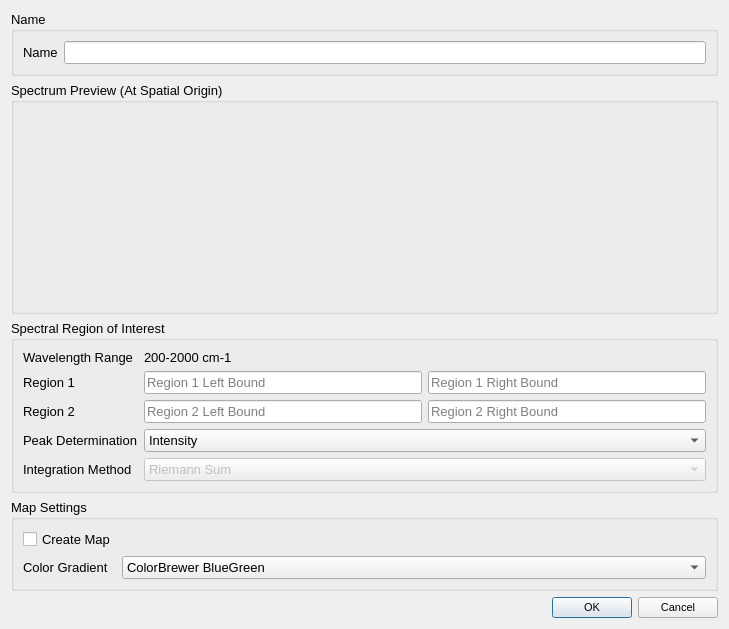
VespucciProject/Vespucci, file GUI/Analysis/bandratiodialog.ui: the form before one commit.
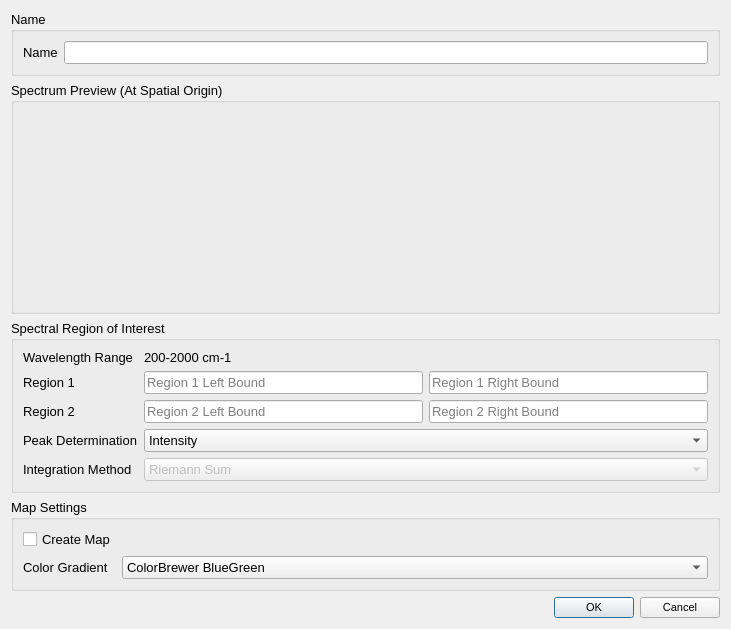
The form after the commit. Custom widgets are drawn as their Qt base class.

Patch:
```diff
--- a/GUI/Analysis/bandratiodialog.ui
+++ b/GUI/Analysis/bandratiodialog.ui
@@ -6,7 +6,7 @@
    <rect>
     <x>0</x>
     <y>0</y>
-    <width>725</width>
+    <width>731</width>
     <height>629</height>
    </rect>
   </property>
```
Left out of the diff: 5 changed lines with no effect on the pictures.
